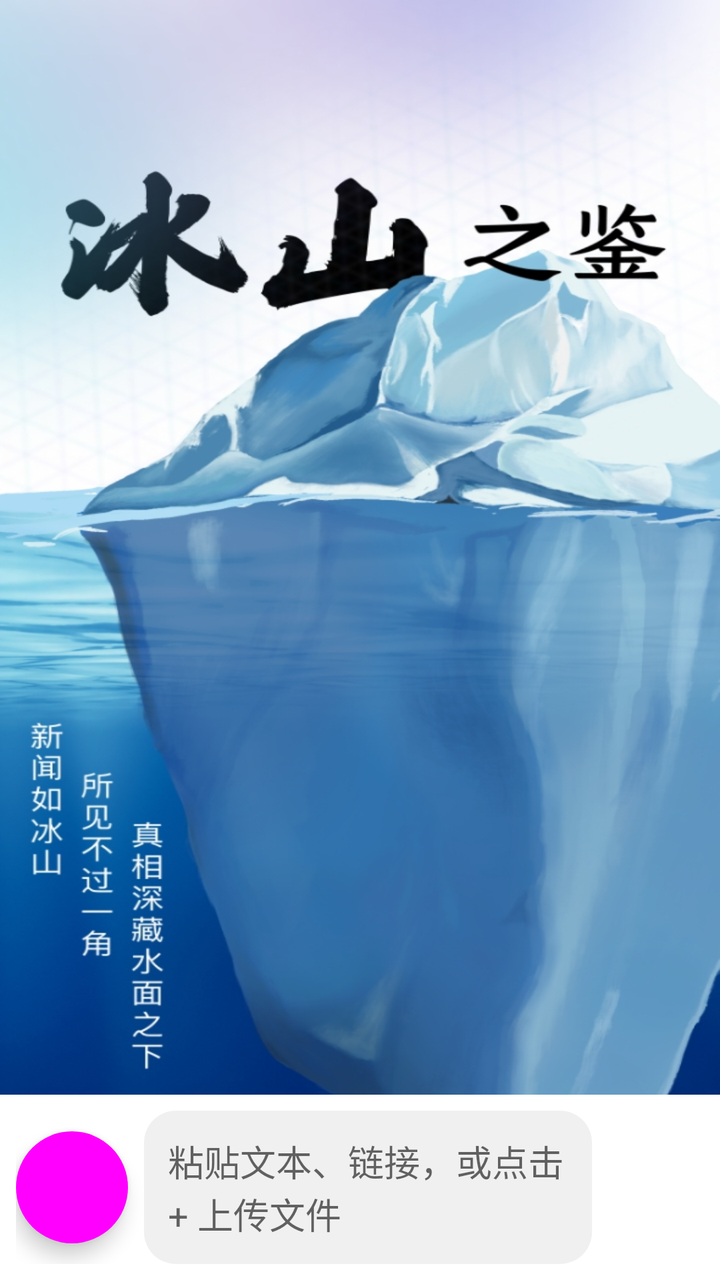
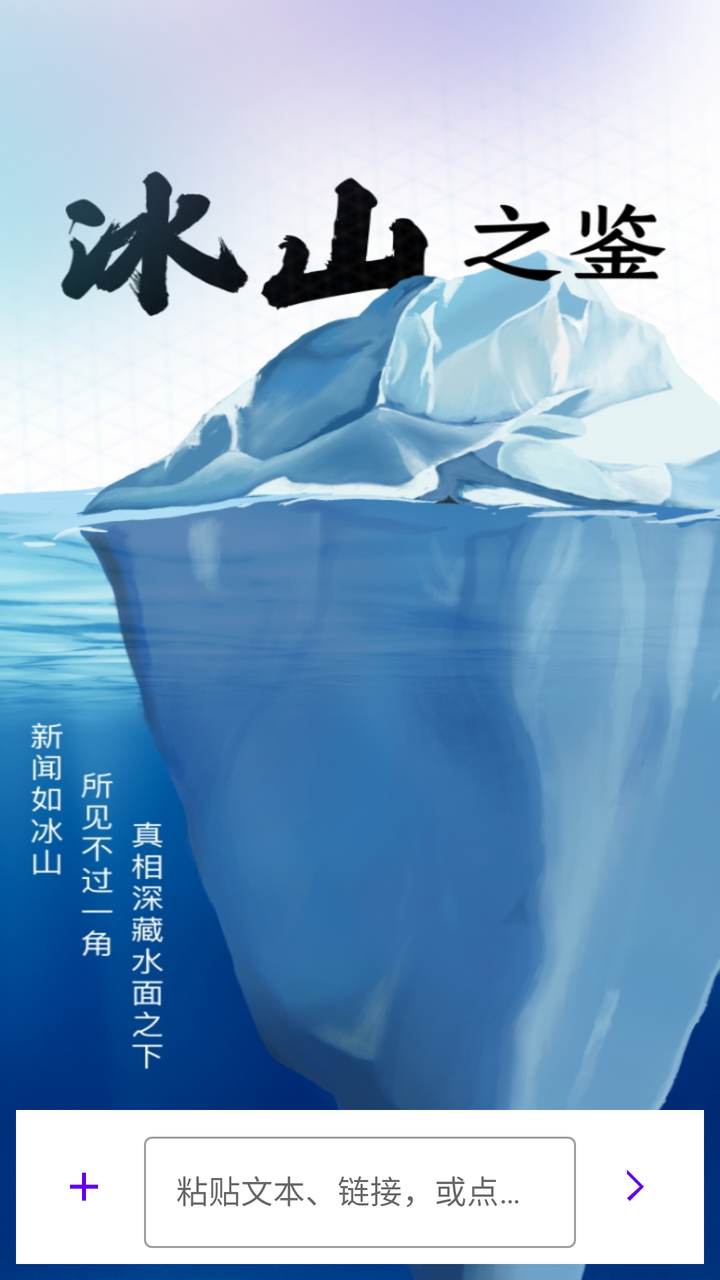

Before-and-after screenshots of an Android layout around one commit, followed by the original layout XML and the change that was made.
<!-- AndroidManifest.xml: application theme Theme.InsightNewsAndroid -->
<!-- res/layout/fragment_credibility.xml -->
<?xml version="1.0" encoding="utf-8"?>
<androidx.constraintlayout.widget.ConstraintLayout
    xmlns:android="http://schemas.android.com/apk/res/android"
    xmlns:app="http://schemas.android.com/apk/res-auto"
    android:layout_width="match_parent"
    android:layout_height="match_parent">

    <androidx.recyclerview.widget.RecyclerView
        android:id="@+id/chatRecyclerView"
        android:layout_width="0dp"
        android:layout_height="0dp"
        android:padding="8dp"
        android:clipToPadding="false"
        app:layout_constraintTop_toTopOf="parent"
        app:layout_constraintBottom_toTopOf="@id/inputLayout"
        app:layout_constraintStart_toStartOf="parent"
        app:layout_constraintEnd_toEndOf="parent" />

    <LinearLayout
        android:id="@+id/inputLayout"
        android:layout_width="0dp"
        android:layout_height="wrap_content"
        android:orientation="horizontal"
        android:padding="8dp"
        android:background="?android:attr/colorBackground"
        app:layout_constraintBottom_toBottomOf="parent"
        app:layout_constraintStart_toStartOf="parent"
        app:layout_constraintEnd_toEndOf="parent">

        <com.google.android.material.floatingactionbutton.FloatingActionButton
            android:id="@+id/plusButton"
            android:layout_width="wrap_content"
            android:layout_height="wrap_content"
            android:layout_gravity="center_vertical"
            android:layout_marginEnd="8dp"
            app:srcCompat="@drawable/ic_add"
            app:tint="@android:color/white"
            style="@style/Widget.Material3.FloatingActionButton.Secondary" />

        <com.google.android.material.textfield.TextInputEditText
            android:id="@+id/editText"
            android:layout_width="0dp"
            android:layout_height="wrap_content"
            android:layout_weight="1"
            android:hint="粘贴文本、链接，或点击 + 上传文件"
            android:inputType="textMultiLine"
            android:maxLines="3"
            android:padding="12dp"
            android:background="@drawable/bg_input_field"
            android:imeOptions="actionSend" />

        <com.google.android.material.button.MaterialButton
            android:id="@+id/sendButton"
            android:layout_width="wrap_content"
            android:layout_height="wrap_content"
            android:layout_gravity="bottom"
            android:layout_marginStart="8dp"
            app:icon="@drawable/ic_send"
            style="@style/Widget.Material3.Button.IconButton" />

    </LinearLayout>

</androidx.constraintlayout.widget.ConstraintLayout>
<!-- resources referenced by this layout -->
<resources>
  <!-- drawable bg_input_field (drawable) -->
  <shape xmlns:android="http://schemas.android.com/apk/res/android">
      <solid android:color="#F0F0F0" />
      <corners android:radius="16dp" />
  </shape>
  <!-- drawable ic_add (drawable) -->
  <?xml version="1.0" encoding="utf-8"?>
  <selector xmlns:android="http://schemas.android.com/apk/res/android">
  
  </selector>
  <!-- drawable ic_send (drawable) -->
  <?xml version="1.0" encoding="utf-8"?>
  <selector xmlns:android="http://schemas.android.com/apk/res/android">
  
  </selector>
  <style name="Theme.InsightNewsAndroid" parent="Theme.MaterialComponents.DayNight.DarkActionBar">
          <item name="colorPrimary">@color/purple_500</item>
          <item name="colorPrimaryVariant">@color/purple_700</item>
          <item name="colorOnPrimary">@color/white</item>
          <item name="colorSecondary">@color/teal_200</item>
          <item name="colorSecondaryVariant">@color/teal_700</item>
          <item name="colorOnSecondary">@color/black</item>
          <item name="android:statusBarColor">?attr/colorPrimaryVariant</item>
          <item name="android:windowBackground">@drawable/bg_loading</item>
      </style>
  <color name="purple_500">#FF6200EE</color>
  <color name="purple_700">#FF3700B3</color>
  <color name="white">#FFFFFFFF</color>
  <color name="teal_200">#FF03DAC5</color>
  <color name="teal_700">#FF018786</color>
  <color name="black">#FF000000</color>
  <!-- drawable bg_loading: jpg bitmap (drawable, 309895 bytes) -->
</resources>

<!-- the commit's change to res/layout/fragment_credibility.xml (unified diff, before → after) -->
@@ -3,60 +3,65 @@
     xmlns:android="http://schemas.android.com/apk/res/android"
     xmlns:app="http://schemas.android.com/apk/res-auto"
     android:layout_width="match_parent"
-    android:layout_height="match_parent">
+    android:layout_height="match_parent"
+    android:padding="8dp">
 
     <androidx.recyclerview.widget.RecyclerView
         android:id="@+id/chatRecyclerView"
         android:layout_width="0dp"
         android:layout_height="0dp"
-        android:padding="8dp"
-        android:clipToPadding="false"
+        android:layout_marginBottom="8dp"
         app:layout_constraintTop_toTopOf="parent"
-        app:layout_constraintBottom_toTopOf="@id/inputLayout"
+        app:layout_constraintBottom_toTopOf="@id/inputContainer"
         app:layout_constraintStart_toStartOf="parent"
         app:layout_constraintEnd_toEndOf="parent" />
 
     <LinearLayout
-        android:id="@+id/inputLayout"
+        android:id="@+id/inputContainer"
         android:layout_width="0dp"
         android:layout_height="wrap_content"
         android:orientation="horizontal"
+        android:background="?attr/colorSurface"
         android:padding="8dp"
-        android:background="?android:attr/colorBackground"
         app:layout_constraintBottom_toBottomOf="parent"
         app:layout_constraintStart_toStartOf="parent"
         app:layout_constraintEnd_toEndOf="parent">
 
-        <com.google.android.material.floatingactionbutton.FloatingActionButton
+        <com.google.android.material.button.MaterialButton
             android:id="@+id/plusButton"
-            android:layout_width="wrap_content"
-            android:layout_height="wrap_content"
+            style="@style/Widget.Material3.Button.IconButton"
+            android:layout_width="48dp"
+            android:layout_height="48dp"
             android:layout_gravity="center_vertical"
             android:layout_marginEnd="8dp"
-            app:srcCompat="@drawable/ic_add"
-            app:tint="@android:color/white"
-            style="@style/Widget.Material3.FloatingActionButton.Secondary" />
+            app:icon="@drawable/ic_add_vector"
+            app:iconSize="24dp" />
 
-        <com.google.android.material.textfield.TextInputEditText
-            android:id="@+id/editText"
+        <com.google.android.material.textfield.TextInputLayout
             android:layout_width="0dp"
             android:layout_height="wrap_content"
             android:layout_weight="1"
-            android:hint="粘贴文本、链接，或点击 + 上传文件"
-            android:inputType="textMultiLine"
-            android:maxLines="3"
-            android:padding="12dp"
-            android:background="@drawable/bg_input_field"
-            android:imeOptions="actionSend" />
+            android:layout_gravity="center_vertical"
+            style="@style/Widget.MaterialComponents.TextInputLayout.OutlinedBox">
+
+            <com.google.android.material.textfield.TextInputEditText
+                android:id="@+id/editText"
+                android:layout_width="match_parent"
+                android:layout_height="wrap_content"
+                android:hint="粘贴文本、链接，或点击 + 上传文件"
+                android:inputType="textMultiLine"
+                android:maxLines="3" />
+        </com.google.android.material.textfield.TextInputLayout>
 
         <com.google.android.material.button.MaterialButton
             android:id="@+id/sendButton"
-            android:layout_width="wrap_content"
-            android:layout_height="wrap_content"
-            android:layout_gravity="bottom"
+            style="@style/Widget.Material3.Button.IconButton"
+            android:layout_width="48dp"
+            android:layout_height="48dp"
+            android:layout_gravity="center_vertical"
             android:layout_marginStart="8dp"
-            app:icon="@drawable/ic_send"
-            style="@style/Widget.Material3.Button.IconButton" />
+            app:icon="@drawable/ic_send_vector"
+            app:iconSize="24dp" />
 
     </LinearLayout>
 
<!-- resource entries referenced after the edit -->
@@ -1,20 +1,27 @@
 <!-- resources referenced by this layout -->
 <resources>
-  <!-- drawable bg_input_field (drawable) -->
-  <shape xmlns:android="http://schemas.android.com/apk/res/android">
-      <solid android:color="#F0F0F0" />
-      <corners android:radius="16dp" />
-  </shape>
-  <!-- drawable ic_add (drawable) -->
-  <?xml version="1.0" encoding="utf-8"?>
-  <selector xmlns:android="http://schemas.android.com/apk/res/android">
-  
-  </selector>
-  <!-- drawable ic_send (drawable) -->
-  <?xml version="1.0" encoding="utf-8"?>
-  <selector xmlns:android="http://schemas.android.com/apk/res/android">
-  
-  </selector>
+  <!-- drawable ic_add_vector (drawable) -->
+  <vector xmlns:android="http://schemas.android.com/apk/res/android"
+      android:width="24dp"
+      android:height="24dp"
+      android:viewportWidth="24"
+      android:viewportHeight="24"
+      android:tint="?attr/colorOnSurface"> 
+      <path
+          android:fillColor="@android:color/white"
+          android:pathData="M19,13h-6v6h-2v-6H5v-2h6V5h2v6h6v2z"/>
+  </vector>
+  <!-- drawable ic_send_vector (drawable) -->
+  <vector xmlns:android="http://schemas.android.com/apk/res/android"
+      android:width="24dp"
+      android:height="24dp"
+      android:viewportWidth="24"
+      android:viewportHeight="24"
+      android:tint="?attr/colorOnSurface"> 
+      <path
+          android:fillColor="@android:color/white"
+          android:pathData="M3.478,3.477l1.384,1.385L12,12l-7.138,7.138 -1.384,-1.384L9.862,12 3.478,5.616z"/>
+  </vector>
   <style name="Theme.InsightNewsAndroid" parent="Theme.MaterialComponents.DayNight.DarkActionBar">
           <item name="colorPrimary">@color/purple_500</item>
           <item name="colorPrimaryVariant">@color/purple_700</item>
